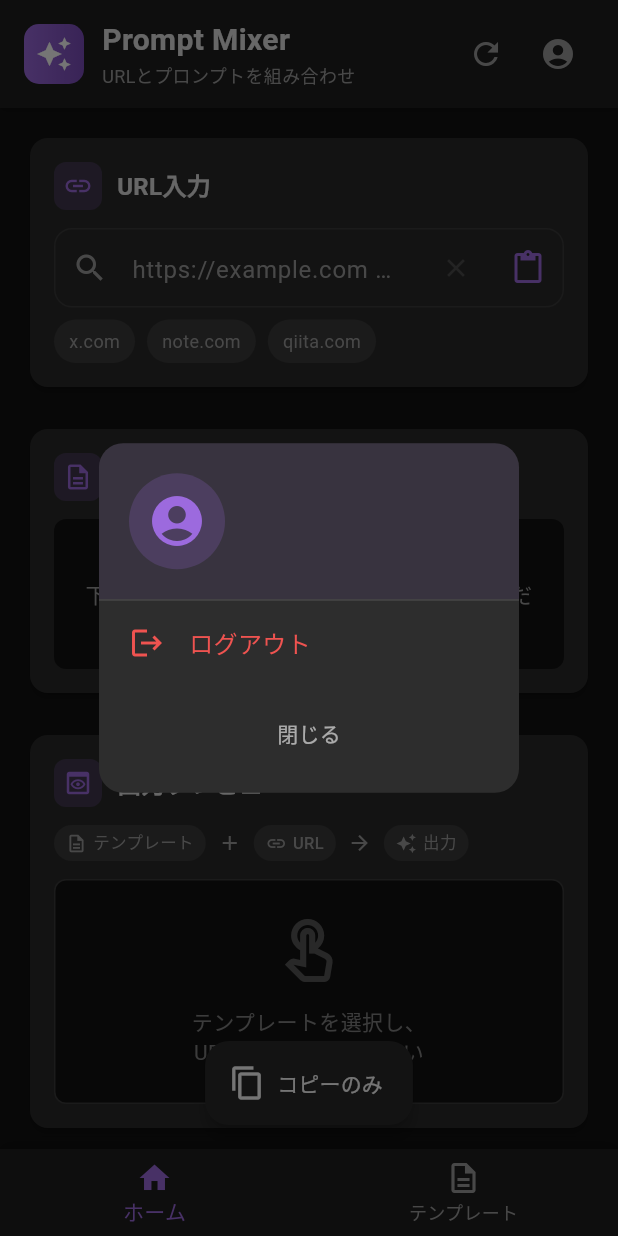
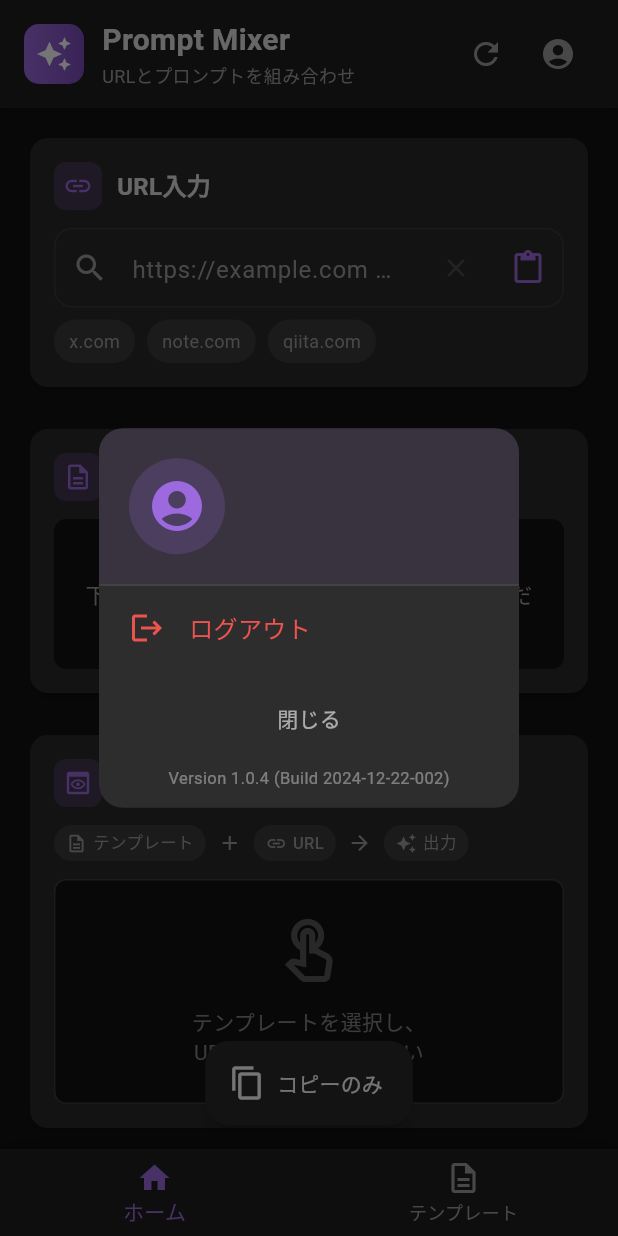
Before and after one commit to hrtaym1114-github/prompt_mixer, a Flutter app: the screen it shows once a user with an empty profile is signed in, after a tap on the "account circle" icon, on a phone screen of 412 x 824 dp. Run offline on Flutter 3.47's test engine with Material 3 defaults, Android fonts, the phone set to English and light mode, and no system bars; our stand-ins replace cloud_firestore, firebase_auth, firebase_core, google_sign_in, hive, hive_flutter and 1 more; missing offline and left inert: dart:js_interop; accounts and stored records are empty.

Commit message:
feat: アカウントメニューにバージョン情報を追加
- Version 1.0.4 (Build 2024-12-22-002)
- デプロイ確認用

```diff
--- a/lib/screens/home_screen.dart
+++ b/lib/screens/home_screen.dart
@@ -307,7 +307,7 @@
             const SizedBox(height: 8),
             // キャンセルボタン
             Padding(
-              padding: const EdgeInsets.fromLTRB(16, 0, 16, 16),
+              padding: const EdgeInsets.fromLTRB(16, 0, 16, 8),
               child: SizedBox(
                 width: double.infinity,
                 child: TextButton(
@@ -325,6 +325,17 @@
                       fontSize: 14,
                     ),
                   ),
+                ),
+              ),
+            ),
+            // バージョン情報
+            const Padding(
+              padding: EdgeInsets.only(bottom: 12),
+              child: Text(
+                'Version 1.0.4 (Build 2024-12-22-002)',
+                style: TextStyle(
+                  fontSize: 11,
+                  color: Colors.white38,
                 ),
               ),
             ),
```
